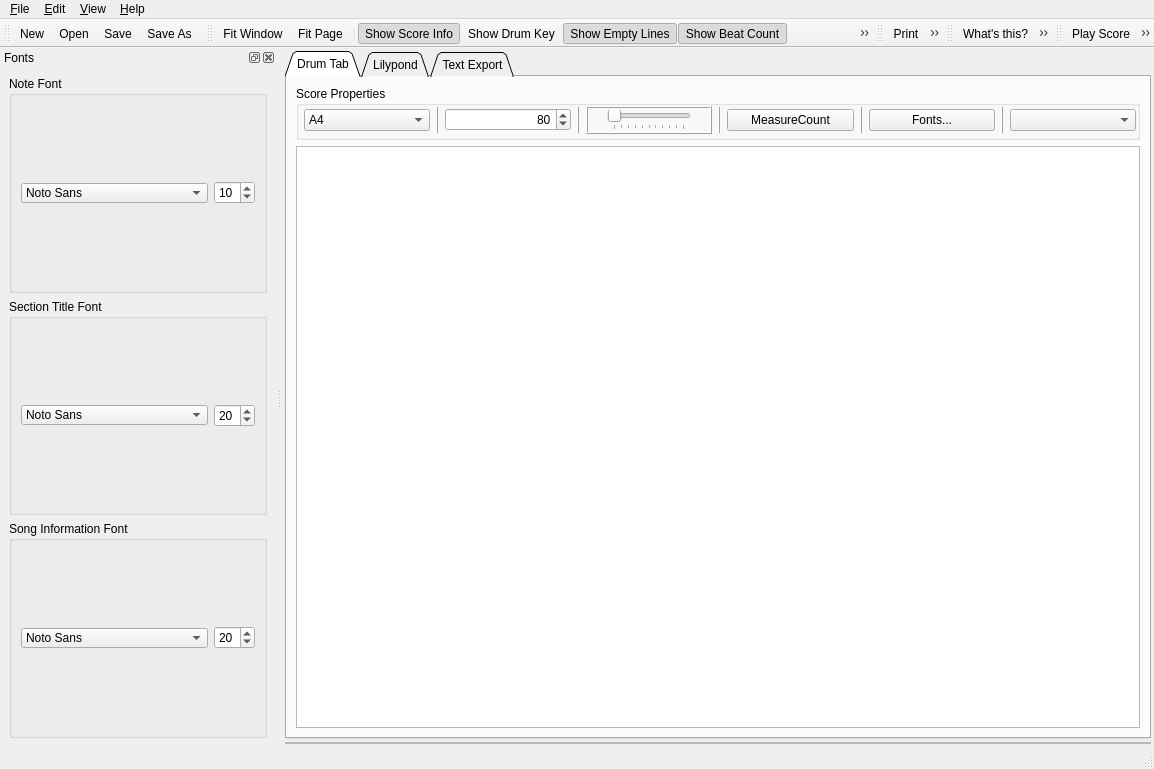
Before: the Qt Designer form src/GUI/drumburp.ui in Whatang/DrumBurp, drawn with Qt 5.
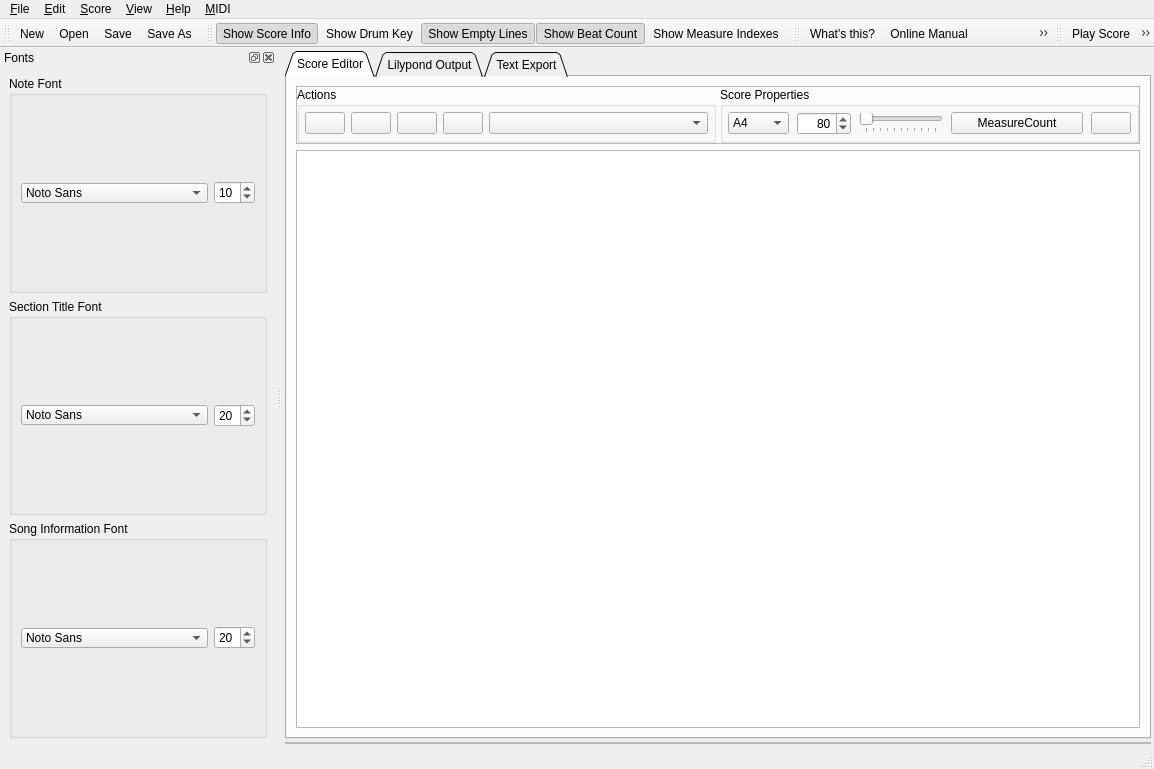
After: the same form once the commit is applied. Icons and pictures are not drawn. Custom widgets are drawn as their Qt base class.

Commit message:
Lots of interface improvements.
- Moved icons/actions around to be with the thing they affect.
- Added tiny icons for tabs.
- Select the correct tab when playing MIDI.
- Add icons for fonts & colours.
- Better categorisation of menus.
- Added tool/status tips & what's this to lots of things.

Closes #330.
Closes #331.
Closes #332.
Closes #333.

Patch:
```diff
--- a/src/GUI/drumburp.ui
+++ b/src/GUI/drumburp.ui
@@ -45,12 +45,195 @@
       <property name="currentIndex">
        <number>0</number>
       </property>
+      <property name="iconSize">
+       <size>
+        <width>18</width>
+        <height>18</height>
+       </size>
+      </property>
       <widget class="QWidget" name="textTab">
        <attribute name="title">
-        <string>Drum Tab</string>
+        <string>Score Editor</string>
        </attribute>
        <layout class="QVBoxLayout" name="verticalLayout_3">
         <item>
+         <widget class="QFrame" name="frame_3">
+          <property name="frameShape">
+           <enum>QFrame::StyledPanel</enum>
+          </property>
+          <property name="frameShadow">
+           <enum>QFrame::Raised</enum>
+          </property>
+          <layout class="QHBoxLayout" name="horizontalLayout_6">
+           <property name="spacing">
+            <number>4</number>
+           </property>
+           <property name="margin">
+            <number>0</number>
+           </property>
+           <item>
+            <widget class="QGroupBox" name="groupBox">
+             <property name="title">
+              <string>Actions</string>
+             </property>
+             <layout class="QHBoxLayout" name="horizontalLayout_7">
+              <property name="margin">
+               <number>5</number>
+              </property>
+              <item>
+               <widget class="QPushButton" name="FitWindowButton">
+                <property name="sizePolicy">
+                 <sizepolicy hsizetype="Fixed" vsizetype="Fixed">
+                  <horstretch>0</horstretch>
+                  <verstretch>0</verstretch>
+                 </sizepolicy>
+                </property>
+                <property name="toolTip">
+                 <string>Fit score in window.</string>
+                </property>
+                <property name="statusTip">
+                 <string>Attempt to make the score as wide as possible within the current window.</string>
+                </property>
+                <property name="whatsThis">
+                 <string>Try to make the score fit in the editing window.
+
+The score width defines how many columns are displayed in the editing window. Selecting this operation tries to set the score width to as many columns as possible so that they will all be visible in the editing window.
+
+Note: if you subsequently change the window size, you'll need to select this operation again to fit the score in the window.</string>
+                </property>
+                <property name="text">
+                 <string/>
+                </property>
+                <property name="icon">
+                 <iconset resource="DrumBurp.qrc">
+                  <normaloff>:/Icons/Icons/video-display.png</normaloff>:/Icons/Icons/video-display.png</iconset>
+                </property>
+               </widget>
+              </item>
+              <item>
+               <widget class="QPushButton" name="FitPageButton">
+                <property name="sizePolicy">
+                 <sizepolicy hsizetype="Fixed" vsizetype="Fixed">
+                  <horstretch>0</horstretch>
+                  <verstretch>0</verstretch>
+                 </sizepolicy>
+                </property>
+                <property name="toolTip">
+                 <string>Fit score to page.</string>
+                </property>
+                <property name="statusTip">
+                 <string>Attempt to make the score as wide as possible within the current page size.</string>
+                </property>
+                <property name="whatsThis">
+                 <string>&lt;!DOCTYPE HTML PUBLIC &quot;-//W3C//DTD HTML 4.0//EN&quot; &quot;http://www.w3.org/TR/REC-html40/strict.dtd&quot;&gt;
+&lt;html&gt;&lt;head&gt;&lt;meta name=&quot;qrichtext&quot; content=&quot;1&quot; /&gt;&lt;style type=&quot;text/css&quot;&gt;
+p, li { white-space: pre-wrap; }
+&lt;/style&gt;&lt;/head&gt;&lt;body style=&quot; font-family:'MS Shell Dlg 2'; font-size:8.25pt; font-weight:400; font-style:normal;&quot;&gt;
+&lt;p style=&quot; margin-top:0px; margin-bottom:0px; margin-left:0px; margin-right:0px; -qt-block-indent:0; text-indent:0px;&quot;&gt;&lt;span style=&quot; font-size:8pt;&quot;&gt;Try to make the score fit in the currently selected page size.&lt;/span&gt;&lt;/p&gt;
+&lt;p style=&quot;-qt-paragraph-type:empty; margin-top:0px; margin-bottom:0px; margin-left:0px; margin-right:0px; -qt-block-indent:0; text-indent:0px; font-size:8pt;&quot;&gt;&lt;/p&gt;
+&lt;p style=&quot; margin-top:0px; margin-bottom:0px; margin-left:0px; margin-right:0px; -qt-block-indent:0; text-indent:0px;&quot;&gt;&lt;span style=&quot; font-size:8pt;&quot;&gt;The score width defines how many columns are displayed in the editing window. Selecting this operation tries to set the score width to as many columns as possible so that they will fit in the page size currently selected. The number of columns that fits in a given page depends on the note font size.&lt;/span&gt;&lt;/p&gt;
+&lt;p style=&quot;-qt-paragraph-type:empty; margin-top:0px; margin-bottom:0px; margin-left:0px; margin-right:0px; -qt-block-indent:0; text-indent:0px; font-size:8pt;&quot;&gt;&lt;/p&gt;
+&lt;p style=&quot; margin-top:0px; margin-bottom:0px; margin-left:0px; margin-right:0px; -qt-block-indent:0; text-indent:0px;&quot;&gt;&lt;span style=&quot; font-size:8pt;&quot;&gt;Note: if you subsequently change the page size, you'll need to select this operation again to fit the score in the page.&lt;/span&gt;&lt;/p&gt;&lt;/body&gt;&lt;/html&gt;</string>
+                </property>
+                <property name="text">
+                 <string/>
+                </property>
+                <property name="icon">
+                 <iconset resource="DrumBurp.qrc">
+                  <normaloff>:/Icons/Icons/fit-page</normaloff>:/Icons/Icons/fit-page</iconset>
+                </property>
+               </widget>
+              </item>
+              <item>
+               <widget class="QPushButton" name="PrintScoreButton">
+                <property name="sizePolicy">
+                 <sizepolicy hsizetype="Fixed" vsizetype="Fixed">
+                  <horstretch>0</horstretch>
+                  <verstretch>0</verstretch>
+                 </sizepolicy>
+                </property>
+                <property name="toolTip">
+                 <string>Print this score.</string>
+                </property>
+                <property name="statusTip">
+                 <string>Print this score.</string>
+                </property>
+                <property name="whatsThis">
+                 <string>Print the score.
+
+Selecting this option will try to print the score to whatever printer you choose. You'll see a print preview dialog before printing occurs; you can use this to check that you're going to get what you expect.</string>
+                </property>
+                <property name="text">
+                 <string/>
+                </property>
+                <property name="icon">
+                 <iconset resource="DrumBurp.qrc">
+                  <normaloff>:/Icons/Icons/document-print.png</normaloff>:/Icons/Icons/document-print.png</iconset>
+                </property>
+               </widget>
+              </item>
+              <item>
+               <widget class="QPushButton" name="PrintPdfButton">
+                <property name="sizePolicy">
+                 <sizepolicy hsizetype="Fixed" vsizetype="Fixed">
+                  <horstretch>0</horstretch>
+                  <verstretch>0</verstretch>
+                 </sizepolicy>
+                </property>
+                <property name="toolTip">
+                 <string>Export to PDF</string>
+                </property>
+                <property name="statusTip">
+                 <string>Export this score to a PDF file</string>
+                </property>
+                <property name="whatsThis">
+                 <string>Export this score to a PDF file.
+
+If you want to share the score you've written, it may be easier to do it as a PDF file. Select this option to write the score to a PDF: you'll see a print preview dialog before it exports, so you can check what you'll be getting.</string>
+                </property>
+                <property name="text">
+                 <string/>
+                </property>
+                <property name="icon">
+                 <iconset resource="DrumBurp.qrc">
+                  <normaloff>:/Icons/Icons/pdf.png</normaloff>:/Icons/Icons/pdf.png</iconset>
+                </property>
+               </widget>
+              </item>
+              <item>
+               <widget class="QComboBox" name="sectionNavigator">
+                <property name="sizePolicy">
+                 <sizepolicy hsizetype="MinimumExpanding" vsizetype="Fixed">
+                  <horstretch>0</horstretch>
+                  <verstretch>0</verstretch>
+                 </sizepolicy>
+                </property>
+                <property name="toolTip">
+                 <string>Section navigator</string>
+                </property>
+                <property name="statusTip">
+                 <string>Quickly jump to a section of the score</string>
+                </property>
+                <property name="whatsThis">
+                 <string>Section navigator
+
+Sections in the score are defined by a section end barline, and the title that appears before it. You can quickly jump to the beginning of any section defined in the current score by selecting it from this drop down box.</string>
+                </property>
+                <property name="sizeAdjustPolicy">
+                 <enum>QComboBox::AdjustToContents</enum>
+                </property>
+                <property name="minimumContentsLength">
+                 <number>6</number>
+                </property>
+                <property name="duplicatesEnabled">
+                 <bool>true</bool>
+                </property>
+               </widget>
+              </item>
+             </layout>
+            </widget>
+           </item>
+           <item>
          <widget class="QGroupBox" name="scorePropertiesGroup">
           <property name="title">
            <string>Score Properties</string>
@@ -63,20 +246,11 @@
           </property>
           <layout class="QHBoxLayout" name="horizontalLayout_8">
            <property name="spacing">
-            <number>6</number>
-           </property>
-           <property name="leftMargin">
+               <number>8</number>
+              </property>
+              <property name="margin">
             <number>5</number>
            </property>
-           <property name="topMargin">
-            <number>0</number>
-           </property>
-           <property name="rightMargin">
-            <number>1</number>
-           </property>
-           <property name="bottomMargin">
-            <number>3</number>
-           </property>
            <item>
             <widget class="QComboBox" name="paperBox">
              <property name="toolTip">
@@ -102,16 +276,6 @@
              </item>
             </widget>
            </item>
-           <item>
-            <widget class="QFrame" name="frame">
-             <property name="frameShape">
-              <enum>QFrame::VLine</enum>
-             </property>
-             <property name="frameShadow">
-              <enum>QFrame::Raised</enum>
-             </property>
-            </widget>
-           </item>
            <item>
             <widget class="QSpinBox" name="widthSpinBox">
              <property name="sizePolicy">
@@ -156,31 +320,6 @@
             </widget>
            </item>
            <item>
-            <widget class="QFrame" name="frame_5">
-             <property name="frameShape">
-              <enum>QFrame::VLine</enum>
-             </property>
-             <property name="frameShadow">
-              <enum>QFrame::Raised</enum>
-             </property>
-            </widget>
-           </item>
-           <item>
-            <widget class="QFrame" name="frame_4">
-             <property name="frameShape">
-              <enum>QFrame::Box</enum>
-             </property>
-             <property name="frameShadow">
-              <enum>QFrame::Raised</enum>
-             </property>
-             <layout class="QHBoxLayout" name="horizontalLayout_9">
-              <property name="spacing">
-               <number>0</number>
-              </property>
-              <property name="margin">
-               <number>2</number>
-              </property>
-              <item>
                <widget class="QSlider" name="lineSpaceSlider">
                 <property name="sizePolicy">
                  <sizepolicy hsizetype="Fixed" vsizetype="Fixed">
@@ -219,21 +358,14 @@
                 </property>
                </widget>
               </item>
-             </layout>
-            </widget>
-           </item>
-           <item>
-            <widget class="QFrame" name="frame_6">
-             <property name="frameShape">
-              <enum>QFrame::VLine</enum>
-             </property>
-             <property name="frameShadow">
-              <enum>QFrame::Raised</enum>
-             </property>
-            </widget>
-           </item>
            <item>
             <widget class="QPushButton" name="defaultMeasureButton">
+                <property name="sizePolicy">
+                 <sizepolicy hsizetype="MinimumExpanding" vsizetype="Fixed">
+                  <horstretch>0</horstretch>
+                  <verstretch>0</verstretch>
+                 </sizepolicy>
+                </property>
              <property name="toolTip">
               <string>Default count</string>
              </property>
@@ -250,18 +382,14 @@
              </property>
             </widget>
            </item>
-           <item>
-            <widget class="QFrame" name="frame_8">
-             <property name="frameShape">
-              <enum>QFrame::VLine</enum>
-             </property>
-             <property name="frameShadow">
-              <enum>QFrame::Raised</enum>
-             </property>
-            </widget>
-           </item>
            <item>
             <widget class="QPushButton" name="fontsButton">
+                <property name="sizePolicy">
+                 <sizepolicy hsizetype="Maximum" vsizetype="Fixed">
+                  <horstretch>0</horstretch>
+                  <verstretch>0</verstretch>
+                 </sizepolicy>
+                </property>
              <property name="toolTip">
               <string>Fonts</string>
              </property>
@@ -274,42 +402,15 @@
 The font window is a floating dialog that you can use to adjust the fonts used to display the score. This button shows/hides it when you toggle it.</string>
              </property>
              <property name="text">
-              <string>Fonts...</string>
-             </property>
-            </widget>
-           </item>
-           <item>
-            <widget class="QFrame" name="frame_9">
-             <property name="frameShape">
-              <enum>QFrame::VLine</enum>
-             </property>
-             <property name="frameShadow">
-              <enum>QFrame::Raised</enum>
-             </property>
-            </widget>
-           </item>
-           <item>
-            <widget class="QComboBox" name="sectionNavigator">
-             <property name="toolTip">
-              <string>Section navigator</string>
-             </property>
-             <property name="statusTip">
-              <string>Quickly jump to a section of the score</string>
-             </property>
-             <property name="whatsThis">
-              <string>Section navigator
-
-Sections in the score are defined by a section end barline, and the title that appears before it. You can quickly jump to the beginning of any section defined in the current score by selecting it from this drop down box.</string>
-             </property>
-             <property name="sizeAdjustPolicy">
-              <enum>QComboBox::AdjustToContents</enum>
-             </property>
-             <property name="minimumContentsLength">
-              <number>6</number>
-             </property>
-             <property name="duplicatesEnabled">
-              <bool>true</bool>
-             </property>
+                 <string/>
+                </property>
+                <property name="icon">
+                 <iconset resource="DrumBurp.qrc">
+                  <normaloff>:/Icons/Icons/preferences-desktop-font.png</normaloff>:/Icons/Icons/preferences-desktop-font.png</iconset>
+                </property>
+               </widget>
+              </item>
+             </layout>
             </widget>
            </item>
           </layout>
@@ -361,7 +462,7 @@
       </widget>
       <widget class="QWidget" name="lilypondTab">
        <attribute name="title">
-        <string>Lilypond</string>
+        <string>Lilypond Output</string>
        </attribute>
        <layout class="QVBoxLayout" name="verticalLayout_4">
         <item>
@@ -690,7 +791,7 @@
      <string>Options affecting the view</string>
     </property>
     <property name="title">
-     <string>&amp;View</string>
+     <string>&amp;Score</string>
     </property>
     <widget class="QMenu" name="menuShowToolBars">
      <property name="title">
@@ -741,10 +842,40 @@
     <addaction name="separator"/>
     <addaction name="actionAboutDrumBurp"/>
    </widget>
+   <widget class="QMenu" name="menuView_2">
+    <property name="title">
+     <string>&amp;View</string>
+    </property>
+    <widget class="QMenu" name="menuTool_Bars">
+     <property name="title">
+      <string>Tool Bars...</string>
+     </property>
+     <addaction name="actionFileToolbarIsVisible"/>
+     <addaction name="actionDisplayToolBarIsVisible"/>
+     <addaction name="actionMIDIToolBarIsVisible"/>
+     <addaction name="actionHelpToolBarIsVisible"/>
+    </widget>
+    <addaction name="actionEditColours"/>
+    <addaction name="menuTool_Bars"/>
+   </widget>
+   <widget class="QMenu" name="menu_MIDI">
+    <property name="title">
+     <string>&amp;MIDI</string>
+    </property>
+    <addaction name="actionPlayScore"/>
+    <addaction name="actionPlayOnce"/>
+    <addaction name="actionLoopBars"/>
+    <addaction name="separator"/>
+    <addaction name="actionMuteNotes"/>
+    <addaction name="separator"/>
+    <addaction name="actionExportMIDI"/>
+   </widget>
    <addaction name="menuFile"/>
    <addaction name="menuEdit"/>
    <addaction name="menuView"/>
+   <addaction name="menuView_2"/>
    <addaction name="menuHelp"/>
+   <addaction name="menu_MIDI"/>
   </widget>
   <widget class="QStatusBar" name="statusbar"/>
   <widget class="QToolBar" name="fileToolBar">
@@ -799,34 +930,12 @@
    <attribute name="toolBarBreak">
     <bool>false</bool>
    </attribute>
-   <addaction name="actionFitInWindow"/>
-   <addaction name="actionFitPage"/>
-   <addaction name="separator"/>
    <addaction name="actionShowScoreInfo"/>
    <addaction name="actionShowDrumKey"/>
    <addaction name="actionShowEmptyLines"/>
    <addaction name="actionShowBeatCount"/>
    <addaction name="actionShowMeasureCounts"/>
   </widget>
-  <widget class="QToolBar" name="exportToolBar">
-   <property name="windowTitle">
-    <string>Print &amp;&amp; Export</string>
-   </property>
-   <property name="iconSize">
-    <size>
-     <width>24</width>
-     <height>24</height>
-    </size>
-   </property>
-   <attribute name="toolBarArea">
-    <enum>TopToolBarArea</enum>
-   </attribute>
-   <attribute name="toolBarBreak">
-    <bool>false</bool>
-   </attribute>
-   <addaction name="actionPrint"/>
-   <addaction name="actionExportPDF"/>
-  </widget>
   <widget class="QToolBar" name="helpToolBar">
    <property name="windowTitle">
     <string>Help</string>
```
Left out of the diff: 218 changed lines with no effect on the pictures. Lines whose indentation alone changed are shown as unchanged. The commit also changes 6 other files.
